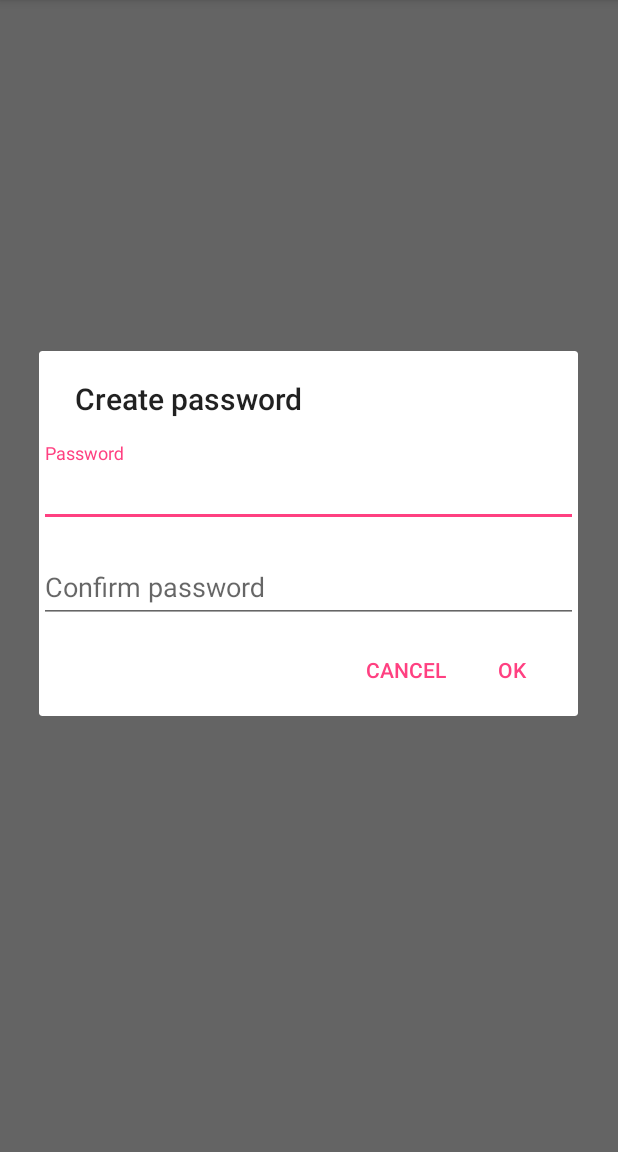
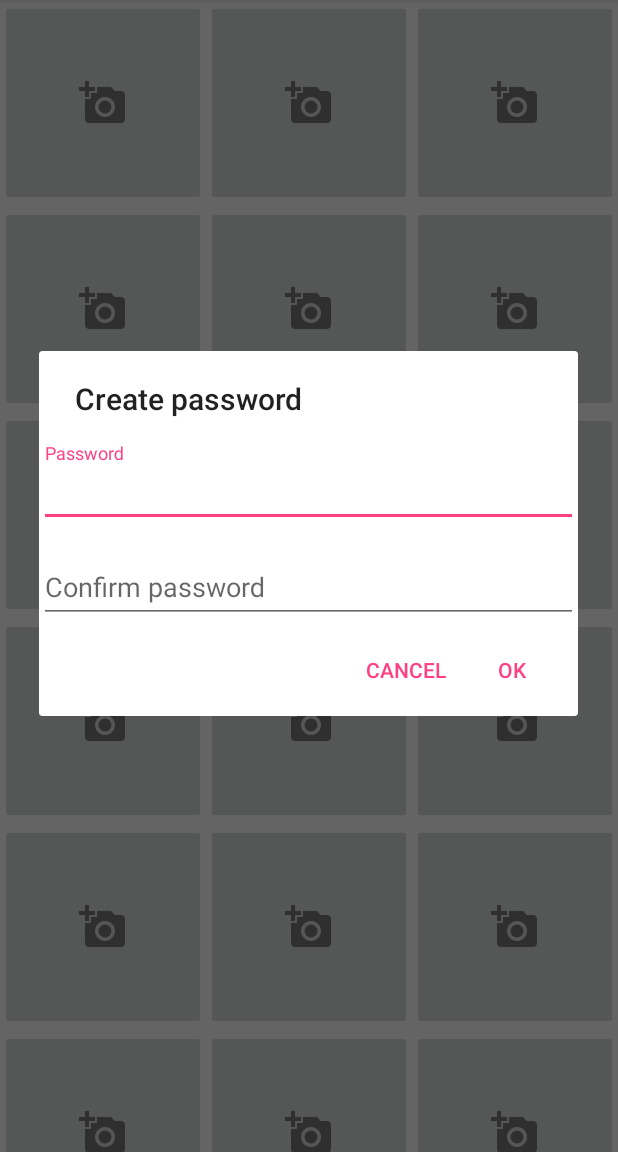
Before and after one commit to ArtemBotnev/AdminApp, an Android app: the MainActivity screen opened directly, with no data from a screen before it, after a tap on "Disable camera", on a phone screen of 412 x 824 dp, the part 84-1236 px from its top. Run offline under Robolectric (Android 15) with nearby library versions, the phone set to English and light mode, and no system bars; 2 statements that could not run were skipped.

Commit message:
created recycler view with cells

```diff
--- a/app/src/main/AndroidManifest.xml
+++ b/app/src/main/AndroidManifest.xml
@@ -1,5 +1,6 @@
 <?xml version="1.0" encoding="utf-8"?>
 <manifest xmlns:android="http://schemas.android.com/apk/res/android"
+    xmlns:tools="http://schemas.android.com/tools"
     package="ru.rs.adminapp">
 
     <application
@@ -8,7 +9,9 @@
         android:label="@string/app_name"
         android:roundIcon="@mipmap/ic_launcher_round"
         android:supportsRtl="true"
-        android:theme="@style/AppTheme">
+        android:theme="@style/AppTheme"
+        tools:replace="android:theme">
+
         <activity android:name=".MainActivity"
             android:label="@string/app_name">
             <intent-filter>
--- a/app/src/main/java/ru/rs/adminapp/MainActivity.kt
+++ b/app/src/main/java/ru/rs/adminapp/MainActivity.kt
@@ -9,8 +9,14 @@ import android.content.Intent
 import android.os.Bundle
 import android.preference.PreferenceManager
 import android.support.v7.app.AppCompatActivity
-import android.view.Menu
-import android.view.MenuItem
+import android.support.v7.widget.GridLayoutManager
+import android.support.v7.widget.RecyclerView
+import android.view.*
+import android.widget.GridLayout
+import android.widget.ImageButton
+import android.widget.Toast
+
+import kotlinx.android.synthetic.main.activity_main.recycler
 
 /**
  * Created by Artem Botnev on 08/23/2018
@@ -18,6 +24,8 @@ import android.view.MenuItem
 class MainActivity : AppCompatActivity(), PasswordDialog.Resolvable {
     companion object {
         private const val TAG = "MainActivity"
+        //span count for grid layout manager
+        private const val SPAN_COUNT = 3
 
         fun launch(context: Context) =
                 Intent(context, MainActivity::class.java)
@@ -36,6 +44,8 @@ class MainActivity : AppCompatActivity(), PasswordDialog.Resolvable {
 
         devicePolicyManager = getSystemService(Activity.DEVICE_POLICY_SERVICE) as DevicePolicyManager
         adminComponentName = AdminReceiver.getComponentName(this)
+
+        adjustRecycler()
 
         val isAdminActive = devicePolicyManager.isAdminActive(adminComponentName)
         if (savedInstanceState == null && !isAdminActive) askAdminRight()
@@ -94,4 +104,45 @@ class MainActivity : AppCompatActivity(), PasswordDialog.Resolvable {
                 .showPasswordDialog(password == PASSWORD_DEFAULT_VAL)
                 .show()
     }
+
+    private fun adjustRecycler() = with(recycler) {
+        layoutManager =
+                GridLayoutManager(this@MainActivity, SPAN_COUNT, GridLayout.VERTICAL, false)
+
+        adapter = PhotoAdapter()
+    }
+
+    /**
+     * Inner classes for recycler
+     */
+
+    private inner class PhotoHolder(inflater: LayoutInflater, parent: ViewGroup) :
+            RecyclerView.ViewHolder(inflater.inflate(R.layout.photo_cell, parent, false)),
+            View.OnClickListener {
+
+        init {
+            itemView.findViewById<ImageButton>(R.id.take_photo).setOnClickListener(this)
+        }
+
+        override fun onClick(view: View?) {
+            Toast.makeText(this@MainActivity, "Hi!", Toast.LENGTH_SHORT).show()
+        }
+
+        fun bind() {
+
+        }
+    }
+
+    private inner class PhotoAdapter : RecyclerView.Adapter<PhotoHolder>() {
+        private val size = SPAN_COUNT * (30 + SPAN_COUNT)
+
+        override fun onCreateViewHolder(parent: ViewGroup, viewType: Int) =
+                PhotoHolder(layoutInflater, parent)
+
+        override fun onBindViewHolder(holder: PhotoHolder, position: Int) {
+            holder.bind()
+        }
+
+        override fun getItemCount() = size
+    }
 }
--- a/app/src/main/java/ru/rs/adminapp/PasswordUtil.kt
+++ b/app/src/main/java/ru/rs/adminapp/PasswordUtil.kt
@@ -6,7 +6,7 @@ import android.widget.Toast
 import java.security.MessageDigest
 
 /**
- * Utils file
+ * Password util file
  *
  * Created by ArtemBotnev on 08/24/2018
  */
--- a/app/src/main/java/ru/rs/adminapp/Util.kt
+++ b/app/src/main/java/ru/rs/adminapp/Util.kt
@@ -4,6 +4,11 @@ import android.app.Activity
 import android.app.admin.DevicePolicyManager
 import android.content.Context
 
+/**
+ * Util file
+ *
+ * Created by ArtemBotnev on 08/30/2018
+ */
 fun isCameraDisabled(context: Context): Boolean {
     val devicePolicyManager =
             context.getSystemService(Activity.DEVICE_POLICY_SERVICE) as DevicePolicyManager
--- a/app/src/main/res/layout/activity_main.xml
+++ b/app/src/main/res/layout/activity_main.xml
@@ -1,9 +1,14 @@
 <?xml version="1.0" encoding="utf-8"?>
-<android.support.constraint.ConstraintLayout xmlns:android="http://schemas.android.com/apk/res/android"
-    xmlns:app="http://schemas.android.com/apk/res-auto"
+<LinearLayout xmlns:android="http://schemas.android.com/apk/res/android"
     xmlns:tools="http://schemas.android.com/tools"
     android:layout_width="match_parent"
     android:layout_height="match_parent"
     tools:context=".MainActivity">
 
-</android.support.constraint.ConstraintLayout>
+    <android.support.v7.widget.RecyclerView
+        android:id="@+id/recycler"
+        android:layout_width="match_parent"
+        android:layout_height="match_parent"
+        android:orientation="vertical" />
+
+</LinearLayout>
--- /dev/null
+++ b/app/src/main/res/layout/photo_cell.xml
@@ -0,0 +1,14 @@
+<?xml version="1.0" encoding="utf-8"?>
+<android.support.constraint.ConstraintLayout xmlns:android="http://schemas.android.com/apk/res/android"
+    xmlns:app="http://schemas.android.com/apk/res-auto"
+    android:layout_width="match_parent"
+    android:layout_height="wrap_content">
+
+    <ImageButton
+        android:id="@+id/take_photo"
+        android:layout_height="0dp"
+        android:layout_width="match_parent"
+        android:src="@drawable/ic_take_photo"
+        app:layout_constraintDimensionRatio="h,1:1" />
+
+</android.support.constraint.ConstraintLayout>
```
Also changed, not shown: app/build.gradle (+7 -4 lines), app/src/main/res/drawable-hdpi/ic_take_photo.png (added), app/src/main/res/drawable-mdpi/ic_take_photo.png (added), app/src/main/res/drawable-xhdpi/ic_take_photo.png (added), app/src/main/res/drawable-xxhdpi/ic_take_photo.png (added).
